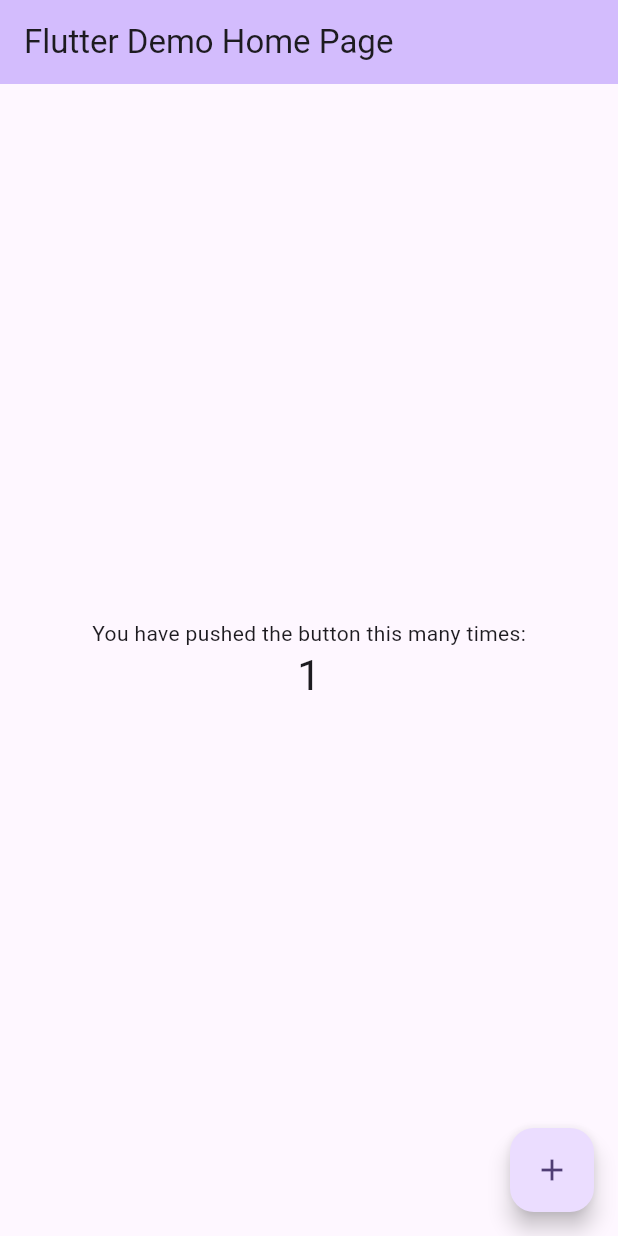
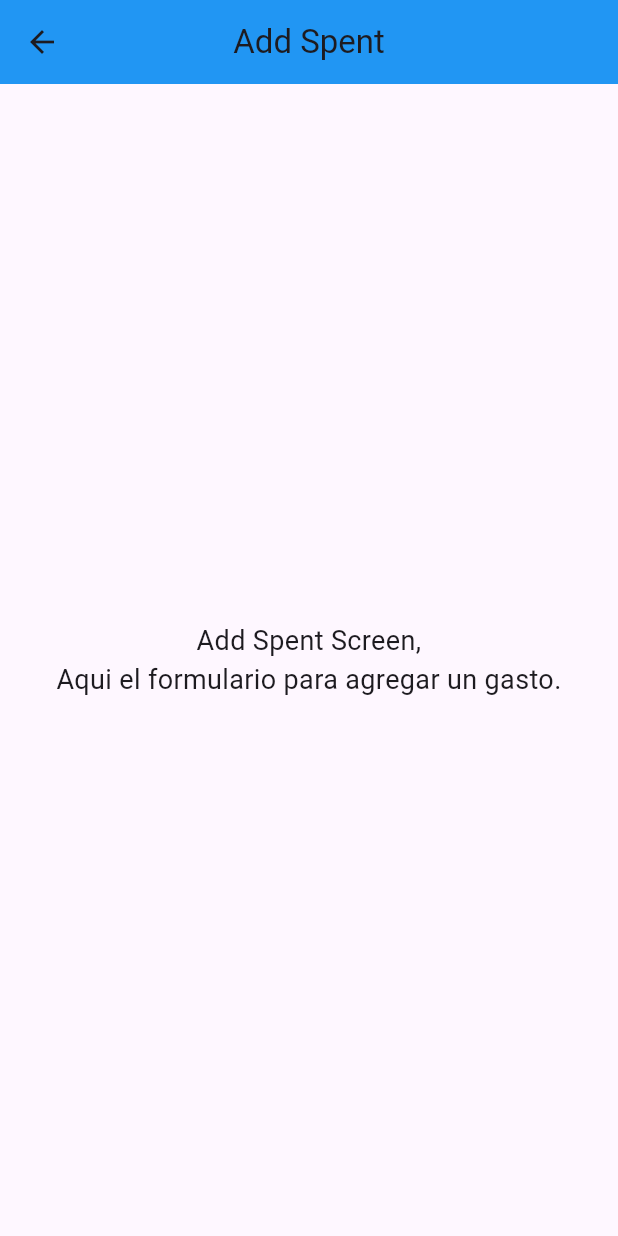
Before and after one commit to juanmedina100/mi_cora, a Flutter app: the screen it shows after launch, after a tap on the "add" icon, on a phone screen of 412 x 824 dp. Run offline on Flutter 3.47's test engine with Material 3 defaults, Android fonts, the phone set to English and light mode, and no system bars; our stand-ins replace sqflite; accounts and stored records are empty.

Commit message:
Creación de esquema inicial de proyecto, base de datos, creación de services para consultas SQL y estructura para implementacion de estados con Provider

```diff
--- /dev/null
+++ b/lib/app_main.dart
@@ -0,0 +1,43 @@
+import 'package:flutter/material.dart';
+import 'package:mi_cora/providers/transactions_provider.dart';
+import 'package:mi_cora/screens/home/home_screen.dart';
+import 'package:provider/provider.dart';
+
+
+
+
+
+class MyAppMain extends StatefulWidget {
+  const MyAppMain({super.key});
+
+  @override
+  State<MyAppMain> createState() => _MyAppMainState();
+}
+
+class _MyAppMainState extends State<MyAppMain> {
+  @override
+  Widget build(BuildContext context) {
+    return MultiProvider(
+      providers: [
+        ChangeNotifierProvider(create: (_) => TransactionProvider()),
+      ],
+      builder: (context,_) {
+        return MaterialApp(
+          title: 'Mi Cora',
+          debugShowCheckedModeBanner: false,
+          theme: ThemeData(
+            useMaterial3: true,
+          ),
+          home: Scaffold(
+            appBar: AppBar(
+              backgroundColor: Colors.blue,
+              title: const Text('Mi Cora'),
+              centerTitle: true,
+            ),
+            body: HomeScreen(),
+          ),
+        );
+      }
+    );
+  }
+}
--- a/lib/main.dart
+++ b/lib/main.dart
@@ -1,122 +1,6 @@
 import 'package:flutter/material.dart';
+import 'package:mi_cora/app_main.dart';
 
 void main() {
-  runApp(const MyApp());
+  runApp(const MyAppMain());
 }
-
-class MyApp extends StatelessWidget {
-  const MyApp({super.key});
-
-  // This widget is the root of your application.
-  @override
-  Widget build(BuildContext context) {
-    return MaterialApp(
-      title: 'Flutter Demo',
-      theme: ThemeData(
-        // This is the theme of your application.
-        //
-        // TRY THIS: Try running your application with "flutter run". You'll see
-        // the application has a purple toolbar. Then, without quitting the app,
-        // try changing the seedColor in the colorScheme below to Colors.green
-        // and then invoke "hot reload" (save your changes or press the "hot
-        // reload" button in a Flutter-supported IDE, or press "r" if you used
-        // the command line to start the app).
-        //
-        // Notice that the counter didn't reset back to zero; the application
-        // state is not lost during the reload. To reset the state, use hot
-        // restart instead.
-        //
-        // This works for code too, not just values: Most code changes can be
-        // tested with just a hot reload.
-        colorScheme: ColorScheme.fromSeed(seedColor: Colors.deepPurple),
-      ),
-      home: const MyHomePage(title: 'Flutter Demo Home Page'),
-    );
-  }
-}
-
-class MyHomePage extends StatefulWidget {
-  const MyHomePage({super.key, required this.title});
-
-  // This widget is the home page of your application. It is stateful, meaning
-  // that it has a State object (defined below) that contains fields that affect
-  // how it looks.
-
-  // This class is the configuration for the state. It holds the values (in this
-  // case the title) provided by the parent (in this case the App widget) and
-  // used by the build method of the State. Fields in a Widget subclass are
-  // always marked "final".
-
-  final String title;
-
-  @override
-  State<MyHomePage> createState() => _MyHomePageState();
-}
-
-class _MyHomePageState extends State<MyHomePage> {
-  int _counter = 0;
-
-  void _incrementCounter() {
-    setState(() {
-      // This call to setState tells the Flutter framework that something has
-      // changed in this State, which causes it to rerun the build method below
-      // so that the display can reflect the updated values. If we changed
-      // _counter without calling setState(), then the build method would not be
-      // called again, and so nothing would appear to happen.
-      _counter++;
-    });
-  }
-
-  @override
-  Widget build(BuildContext context) {
-    // This method is rerun every time setState is called, for instance as done
-    // by the _incrementCounter method above.
-    //
-    // The Flutter framework has been optimized to make rerunning build methods
-    // fast, so that you can just rebuild anything that needs updating rather
-    // than having to individually change instances of widgets.
-    return Scaffold(
-      appBar: AppBar(
-        // TRY THIS: Try changing the color here to a specific color (to
-        // Colors.amber, perhaps?) and trigger a hot reload to see the AppBar
-        // change color while the other colors stay the same.
-        backgroundColor: Theme.of(context).colorScheme.inversePrimary,
-        // Here we take the value from the MyHomePage object that was created by
-        // the App.build method, and use it to set our appbar title.
-        title: Text(widget.title),
-      ),
-      body: Center(
-        // Center is a layout widget. It takes a single child and positions it
-        // in the middle of the parent.
-        child: Column(
-          // Column is also a layout widget. It takes a list of children and
-          // arranges them vertically. By default, it sizes itself to fit its
-          // children horizontally, and tries to be as tall as its parent.
-          //
-          // Column has various properties to control how it sizes itself and
-          // how it positions its children. Here we use mainAxisAlignment to
-          // center the children vertically; the main axis here is the vertical
-          // axis because Columns are vertical (the cross axis would be
-          // horizontal).
-          //
-          // TRY THIS: Invoke "debug painting" (choose the "Toggle Debug Paint"
-          // action in the IDE, or press "p" in the console), to see the
-          // wireframe for each widget.
-          mainAxisAlignment: MainAxisAlignment.center,
-          children: <Widget>[
-            const Text('You have pushed the button this many times:'),
-            Text(
-              '$_counter',
-              style: Theme.of(context).textTheme.headlineMedium,
-            ),
-          ],
-        ),
-      ),
-      floatingActionButton: FloatingActionButton(
-        onPressed: _incrementCounter,
-        tooltip: 'Increment',
-        child: const Icon(Icons.add),
-      ), // This trailing comma makes auto-formatting nicer for build methods.
-    );
-  }
-}
--- /dev/null
+++ b/lib/providers/transactions_provider.dart
@@ -0,0 +1,10 @@
+import 'package:flutter/material.dart';
+
+class TransactionProvider with ChangeNotifier {
+
+
+
+
+
+
+}
--- /dev/null
+++ b/lib/screens/add/add_screen.dart
@@ -0,0 +1,29 @@
+import 'package:flutter/material.dart';
+
+
+
+class AddSpent extends StatefulWidget {
+  const AddSpent({super.key});
+
+  @override
+  State<AddSpent> createState() => _AddSpentState();
+}
+
+class _AddSpentState extends State<AddSpent> {
+  @override
+  Widget build(BuildContext context) {
+    return Scaffold(
+      appBar: AppBar(
+        centerTitle: true,
+        title: Text('Add Spent'),
+        backgroundColor: Colors.blue,
+      ),
+      body: Center(
+        child: Text('Add Spent Screen, \nAqui el formulario para agregar un gasto.',
+          textAlign: TextAlign.center,
+          style: TextStyle(fontSize: 18),
+        ),
+      ),
+    );
+  }
+}
--- /dev/null
+++ b/lib/screens/home/home_screen.dart
@@ -0,0 +1,32 @@
+import 'package:flutter/material.dart';
+import 'package:mi_cora/screens/add/add_screen.dart';
+
+
+
+class HomeScreen extends StatefulWidget {
+  const HomeScreen({super.key});
+
+  @override
+  State<HomeScreen> createState() => _HomeScreenState();
+}
+
+class _HomeScreenState extends State<HomeScreen> {
+  @override
+  Widget build(BuildContext context) {
+    return Scaffold(
+      appBar: AppBar(
+        title: Text('Mi Cora'),
+        centerTitle: true,
+      ),
+      body: Center(
+        child: Text('Hello, \nAca resumen de los gastos totales y una lista de transacciones.',textAlign: TextAlign.center,style: TextStyle(fontSize: 18),),
+      ),
+      floatingActionButton: FloatingActionButton(
+        onPressed: (){
+          Navigator.push(context, MaterialPageRoute(builder: (context) => AddSpent()));
+        },
+        child: Icon(Icons.add),
+      ),
+    );
+  }
+}
--- a/pubspec.yaml
+++ b/pubspec.yaml
@@ -31,6 +31,9 @@ dependencies:
   flutter:
     sdk: flutter
 
+  sqflite: ^2.4.2
+  path: ^1.9.1
+  provider: ^6.1.4
   # The following adds the Cupertino Icons font to your application.
   # Use with the CupertinoIcons class for iOS style icons.
   cupertino_icons: ^1.0.8
```
Also changed, not shown: lib/models/categorie_model.dart (added, +13 -0 lines), lib/models/transaction_model.dart (added, +19 -0 lines), lib/models/transaction_model_insert.dart (added, +18 -0 lines), lib/services/cora_database.dart (added, +47 -0 lines), lib/services/service_transaciones.dart (added, +61 -0 lines), images/gitclone.jpg (added), lib/widgets/alerta_eliminar_registro.dart (added), lib/widgets/card_pantalla_principal.dart (added), pubspec.lock, 4 other files.
